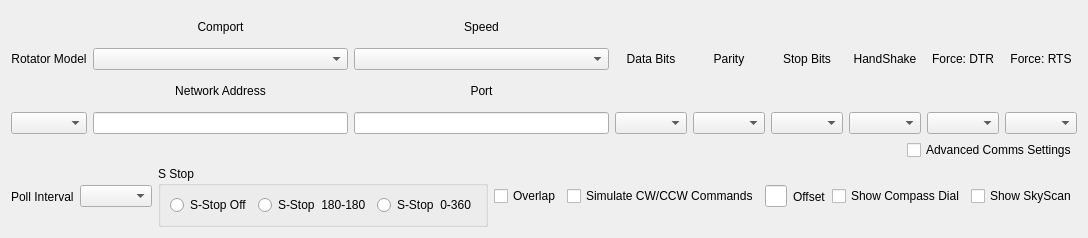
This is mqt/MqtRotator/rotsetupform.ui in Rsclub22/Minos2-Mirror as Qt 5 draws it before an edit. The edited form follows.
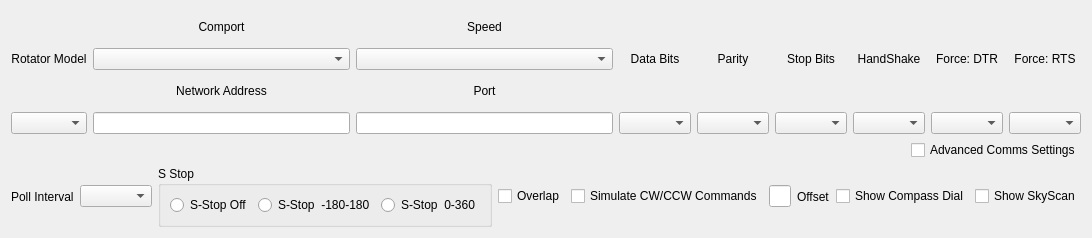
This is the edited form.

What changed in the file:
```diff
--- a/mqt/MqtRotator/rotsetupform.ui
+++ b/mqt/MqtRotator/rotsetupform.ui
@@ -279,7 +279,7 @@
           <item>
            <widget class="QRadioButton" name="compassBut">
             <property name="text">
-             <string>S-Stop  180-180</string>
+             <string>S-Stop  -180-180</string>
             </property>
            </widget>
           </item>
```
